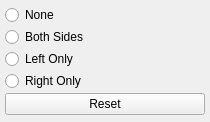
Before: the Qt Designer form scribus/ui/propertywidget_optmarginsbase.ui in nitramr/scribus, drawn with Qt 5.
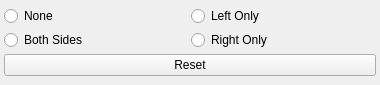
After: the same form once the commit is applied.

Diff of the .ui file:
```diff
--- a/scribus/ui/propertywidget_optmarginsbase.ui
+++ b/scribus/ui/propertywidget_optmarginsbase.ui
@@ -6,49 +6,76 @@
    <rect>
     <x>0</x>
     <y>0</y>
-    <width>210</width>
-    <height>122</height>
+    <width>380</width>
+    <height>85</height>
    </rect>
   </property>
+  <property name="sizePolicy">
+   <sizepolicy hsizetype="MinimumExpanding" vsizetype="MinimumExpanding">
+    <horstretch>0</horstretch>
+    <verstretch>0</verstretch>
+   </sizepolicy>
+  </property>
+  <property name="minimumSize">
+   <size>
+    <width>380</width>
+    <height>0</height>
+   </size>
+  </property>
+  <property name="maximumSize">
+   <size>
+    <width>380</width>
+    <height>16777215</height>
+   </size>
+  </property>
   <property name="windowTitle">
    <string notr="true">Frame</string>
   </property>
-  <layout class="QVBoxLayout" name="verticalLayout">
+  <layout class="QGridLayout" name="gridLayout">
+   <property name="leftMargin">
+    <number>4</number>
+   </property>
+   <property name="topMargin">
+    <number>4</number>
+   </property>
+   <property name="rightMargin">
+    <number>4</number>
+   </property>
+   <property name="bottomMargin">
+    <number>4</number>
+   </property>
    <property name="spacing">
     <number>2</number>
    </property>
-   <property name="margin">
-    <number>5</number>
-   </property>
-   <item>
+   <item row="0" column="0">
     <widget class="QRadioButton" name="optMarginRadioNone">
      <property name="text">
       <string>None</string>
      </property>
     </widget>
    </item>
-   <item>
+   <item row="2" column="0">
     <widget class="QRadioButton" name="optMarginRadioBoth">
      <property name="text">
       <string>Both Sides</string>
      </property>
     </widget>
    </item>
-   <item>
+   <item row="0" column="1">
     <widget class="QRadioButton" name="optMarginRadioLeft">
      <property name="text">
       <string>Left Only</string>
      </property>
     </widget>
    </item>
-   <item>
+   <item row="2" column="1">
     <widget class="QRadioButton" name="optMarginRadioRight">
      <property name="text">
       <string>Right Only</string>
      </property>
     </widget>
    </item>
-   <item>
+   <item row="5" column="0" colspan="2">
     <widget class="QPushButton" name="optMarginResetButton">
      <property name="text">
       <string>Reset</string>
```
